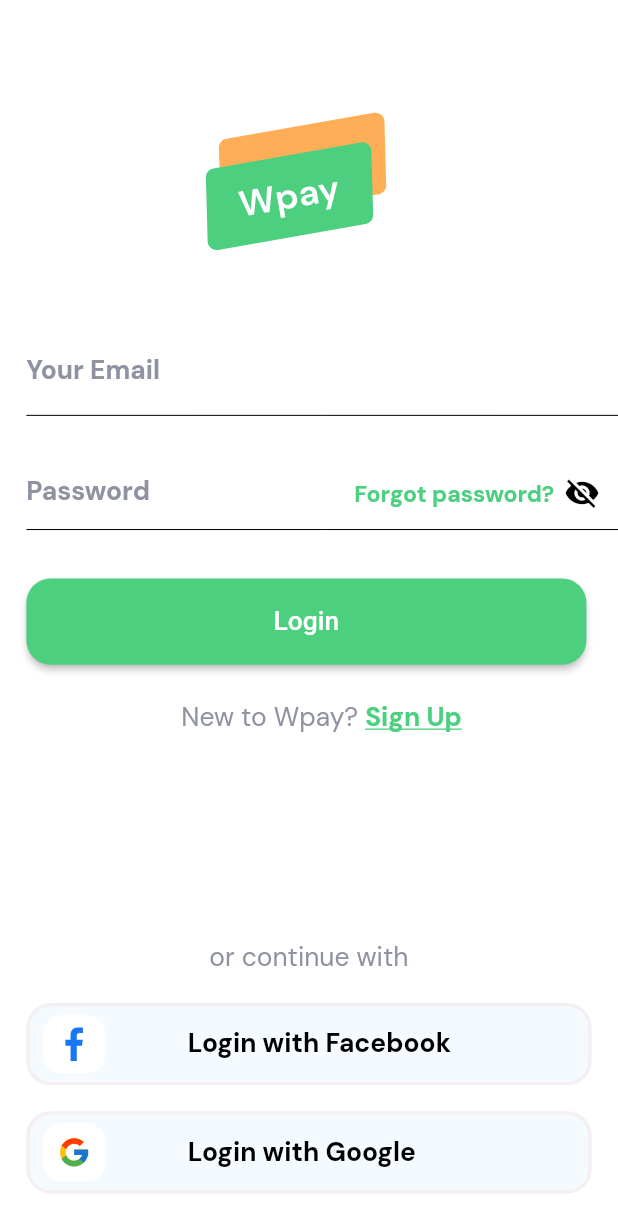
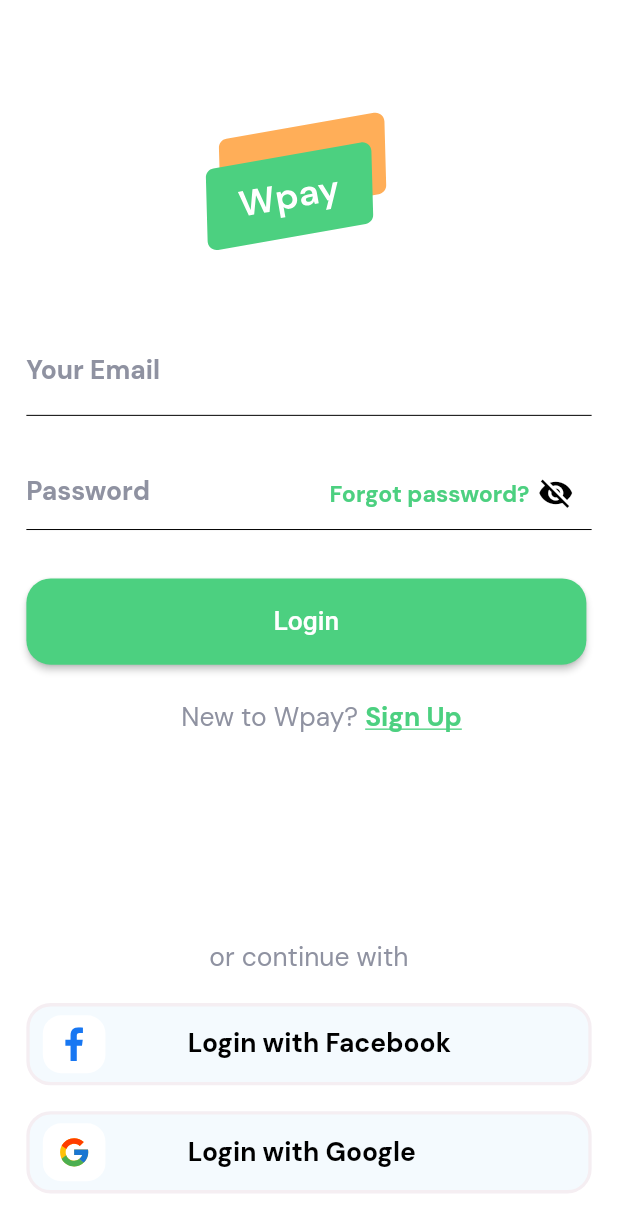
Before and after one commit to muhammadtalhasultan/wpay-mobile-banking-ui, a Flutter app: the Registrar screen opened directly, after a tap on an icon or button, on a phone screen of 412 x 824 dp. Shown: the top 1232 px of the screen. Run offline on Flutter 3.47's test engine with Material 2 defaults, Android fonts, the light colour scheme and no system bars; our stand-ins replace card_swiper, dotted_line, fl_chart, flutter_credit_card, flutter_screenutil, flutter_svg and 6 more.

Commit message:
login and register fixed

```diff
--- a/lib/pages/signin/login_page.dart
+++ b/lib/pages/signin/login_page.dart
@@ -28,7 +28,11 @@
                 padding: EdgeInsets.only(top: 60.h, left: 105.w),
                 child: SvgPicture.asset("images/Logo.svg")),
             Padding(
-              padding: EdgeInsets.only(top: 220.h, left: 16.w),
+              padding: EdgeInsets.only(
+                top: 220.h,
+                left: 16.w,
+                right: 16.w,
+              ),
               child: TextField(
                 textInputAction: TextInputAction.done,
                 decoration: InputDecoration(
@@ -45,11 +49,19 @@
               ),
             ),
             Padding(
-              padding: EdgeInsets.only(top: 265.h, left: 16.w),
+              padding: EdgeInsets.only(
+                top: 265.h,
+                left: 16.w,
+                right: 16.w,
+              ),
               child: Divider(color: Theme.of(context).primaryColor),
             ),
             Padding(
-              padding: EdgeInsets.only(top: 300.h, left: 16.w),
+              padding: EdgeInsets.only(
+                top: 300.h,
+                left: 16.w,
+                right: 16.w,
+              ),
               child: TextField(
                 textInputAction: TextInputAction.done,
                 obscureText: showpassword,
@@ -78,11 +90,15 @@
               ),
             ),
             Padding(
-              padding: EdgeInsets.only(top: 340.h, left: 16.w),
+              padding: EdgeInsets.only(
+                top: 340.h,
+                left: 16.w,
+                right: 16.w,
+              ),
               child: Divider(color: Theme.of(context).primaryColor),
             ),
             Padding(
-              padding: EdgeInsets.only(top: 315.h, left: 215.w),
+              padding: EdgeInsets.only(top: 315.h, left: 200.w),
               child: InkWell(
                 onTap: () {
                   Navigator.push(
@@ -101,7 +117,10 @@
               ),
             ),
             Padding(
-              padding: EdgeInsets.only(top: 380.h, left: 16.w),
+              padding: EdgeInsets.only(
+                top: 380.h,
+                left: 16.w,
+              ),
               child: ElevatedButton(
                   style: ElevatedButton.styleFrom(
                       primary: const Color(0xff4CD080),
--- a/lib/pages/signin/register_page.dart
+++ b/lib/pages/signin/register_page.dart
@@ -21,7 +21,11 @@
                   padding: EdgeInsets.only(top: 60.h, left: 105.w),
                   child: SvgPicture.asset("images/Logo.svg")),
               Padding(
-                padding: EdgeInsets.only(top: 220.h, left: 16.w),
+                padding: EdgeInsets.only(
+                  top: 220.h,
+                  left: 16.w,
+                  right: 16.w,
+                ),
                 child: TextField(
                   textInputAction: TextInputAction.done,
                   decoration: InputDecoration(
@@ -39,7 +43,11 @@
                 ),
               ),
               Padding(
-                padding: EdgeInsets.only(top: 265.h, left: 16.w),
+                padding: EdgeInsets.only(
+                  top: 265.h,
+                  left: 16.w,
+                  right: 16.w,
+                ),
                 child: Divider(
                   color: Theme.of(context).primaryColor,
                 ),
```
